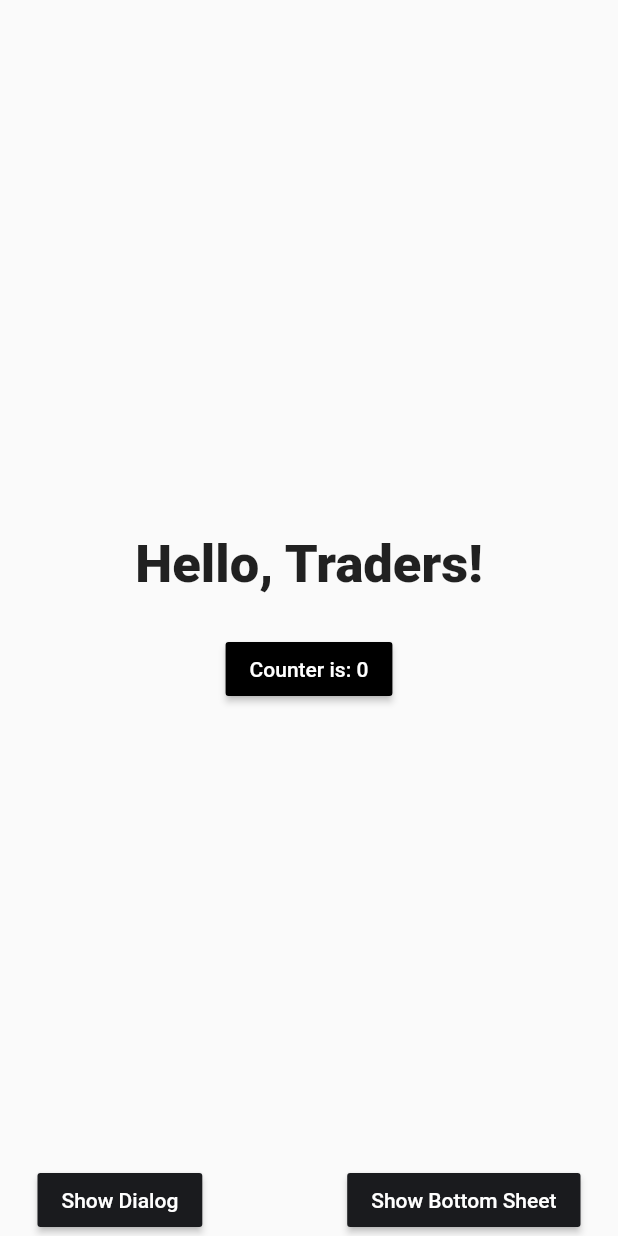
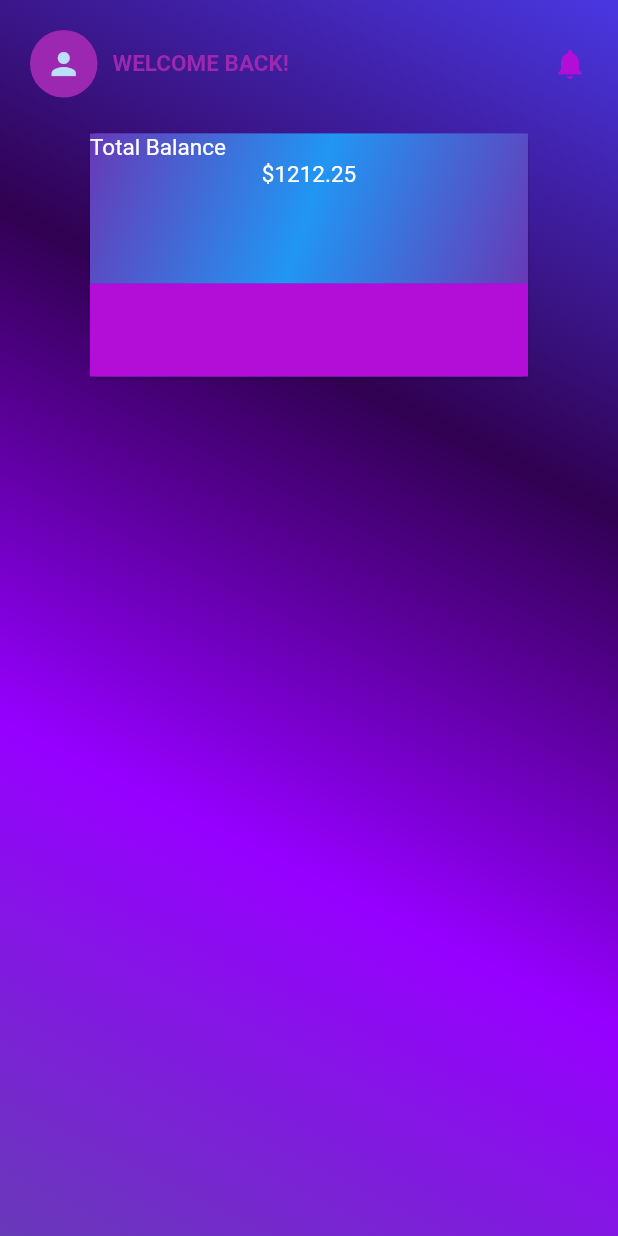
Before and after one commit to atifkhan-khan/Flutter-Trading-, a Flutter app: the screen it shows after launch, on a phone screen of 412 x 824 dp. Run offline on Flutter 3.47's test engine with Material 2 defaults, Android fonts, the phone set to English and light mode, and no system bars; our stand-ins replace stacked, stacked_services, stacked_shared.

Commit message:
splash screen UI, some work in main screen UI,

```diff
--- a/lib/main.dart
+++ b/lib/main.dart
@@ -19,6 +19,7 @@ class MainApp extends StatelessWidget {
   @override
   Widget build(BuildContext context) {
     return MaterialApp(
+      debugShowCheckedModeBanner: false,
       initialRoute: Routes.startupView,
       onGenerateRoute: StackedRouter().onGenerateRoute,
       navigatorKey: StackedService.navigatorKey,
--- a/lib/ui/common/app_colors.dart
+++ b/lib/ui/common/app_colors.dart
@@ -6,4 +6,7 @@ const Color kcDarkGreyColor = Color(0xFF1A1B1E);
 const Color kcMediumGrey = Color(0xFF474A54);
 const Color kcLightGrey = Color.fromARGB(255, 187, 187, 187);
 const Color kcVeryLightGrey = Color(0xFFE3E3E3);
+const Color kcBlueDark = Color(0xFF0E1E6B);
+const Color kcPurpleDark = Color(0xFFB20ED7);
+const Color kcCard = Color(0xFF4A37E1);
 const Color kcBackgroundColor = kcDarkGreyColor;
--- a/lib/ui/views/home/home_view.dart
+++ b/lib/ui/views/home/home_view.dart
@@ -16,63 +16,89 @@ class HomeView extends StackedView<HomeViewModel> {
   ) {
     return Scaffold(
       body: SafeArea(
-        child: Padding(
-          padding: const EdgeInsets.symmetric(horizontal: 25.0),
         child: Center(
+          child: Container(
+            height: screenHeight(context),
+            width: screenWidth(context),
+              decoration: BoxDecoration(
+                  gradient: LinearGradient(
+                    begin: Alignment.topRight,
+                    end: Alignment.bottomLeft,
+                    colors: [
+                      kcCard,
+                      kcPrimaryColorDark,
+                      kcPrimaryColor,
+                      Colors.deepPurple,
+                    ],
+                  )
+              ),
             child: Column(
-              mainAxisSize: MainAxisSize.max,
+              children: [
+                Padding(
+                  padding: const EdgeInsets.all(20.0),
+                  child: Row(
                     mainAxisAlignment: MainAxisAlignment.spaceBetween,
                     children: [
+                      Row(
+                        children: [
+                          SizedBox( width: 45,height: 45,child: CircleAvatar(child: Icon(Icons.person),backgroundColor: Colors.purple,)),
+                          horizontalSpaceSmall,
+                          Text('WELCOME BACK!',style: TextStyle(fontSize: 15,fontWeight: FontWeight.bold,color: Colors.purple),),
+                        ],
+                      ),
 
-                verticalSpaceLarge,
-                Column(
-                  children: [
-                    const Text(
-                      'Hello, Traders!',
-                      style: TextStyle(
-                        fontSize: 35,
-                        fontWeight: FontWeight.w900,
+                      Icon(Icons.notifications,color: kcPurpleDark,)
+                    ],
                   ),
                 ),
-                    verticalSpaceMedium,
-                    MaterialButton(
-                      color: Colors.black,
-                      onPressed: viewModel.incrementCounter,
-                      child: Text(
-                        viewModel.counterLabel,
-                        style: const TextStyle(color: Colors.white),
+                Container(
+                  decoration: BoxDecoration(
+                    borderRadius: BorderRadius.all(Radius.circular(8))
                   ),
+                  height: 170,
+                  width: 300,
+                  child: Card(
+                    color: kcCard,
+                    child: Column(
+                      children: [
+                        Container(
+                          decoration: BoxDecoration(
+                              gradient: LinearGradient(
+                                begin: Alignment.topLeft,
+                                end: Alignment.bottomRight,
+                                colors: [
+                                  Colors.deepPurple,
+                                  Colors.blue,
+                                  Colors.deepPurple,
+                                ],
+                              )
                           ),
+                          height: 100,
+                          child: Column(
+                            children: [
+                              Row(
+                                children: [
+                                  Text("Total Balance",style: TextStyle(fontSize: 15,color: Colors.white),),
+
                                 ],
                               ),
-                Row(
-                  mainAxisAlignment: MainAxisAlignment.spaceBetween,
-                  children: [
-                    MaterialButton(
-                      color: kcDarkGreyColor,
-                      onPressed: viewModel.showDialog,
-                      child: const Text(
-                        'Show Dialog',
-                        style: TextStyle(
-                          color: Colors.white,
+                              Text('\$1212.25',style: TextStyle(fontSize: 15,color: Colors.white),)
+
+                            ],
                           ),
+
                         ),
-                    ),
-                    MaterialButton(
-                      color: kcDarkGreyColor,
-                      onPressed: viewModel.showBottomSheet,
-                      child: const Text(
-                        'Show Bottom Sheet',
-                        style: TextStyle(
-                          color: Colors.white,
-                        ),
-                      ),
-                    ),
-                  ],
+                        Container(
+                          height: 62,
+                          color: kcPurpleDark,
                         )
                       ],
                     ),
                   ),
+                )
+              ],
+            ),
+          )
         ),
       ),
     );
--- a/lib/ui/views/startup/startup_view.dart
+++ b/lib/ui/views/startup/startup_view.dart
@@ -14,31 +14,36 @@ class StartupView extends StackedView<StartupViewModel> {
     StartupViewModel viewModel,
     Widget? child,
   ) {
-    return const Scaffold(
+    return  Scaffold(
       body: Center(
-        child: Column(
-          mainAxisSize: MainAxisSize.min,
-          children: [
-            Text(
-              'STACKED',
-              style: TextStyle(fontSize: 40, fontWeight: FontWeight.w900),
-            ),
-            Row(
-              mainAxisSize: MainAxisSize.min,
-              children: [
-                Text('Loading ...', style: TextStyle(fontSize: 16)),
-                horizontalSpaceSmall,
-                SizedBox(
-                  width: 16,
-                  height: 16,
-                  child: CircularProgressIndicator(
-                    color: Colors.black,
-                    strokeWidth: 6,
-                  ),
-                )
-              ],
-            ),
-          ],
+        child: Container(
+          width: screenWidth(context),
+          height: screenHeight(context),
+          decoration: BoxDecoration(
+              gradient: LinearGradient(
+                begin: Alignment.topRight,
+                end: Alignment.bottomLeft,
+                colors: [
+                  Colors.deepPurple,
+                  Colors.blue,
+                  Colors.blueAccent,
+                  Colors.deepPurple,
+                ],
+              )
+          ),
+          child: Column(
+            mainAxisAlignment: MainAxisAlignment.center,
+            children: [
+              Container(
+                width: screenWidth(context)/2,
+                  height: 150,
+                  child: Image(image:AssetImage('assets/coins.png')),),
+              verticalSpaceMedium,
+              Text("BITIFY",style: TextStyle(fontSize: 18,fontWeight: FontWeight.bold,color: Colors.white),),
+              verticalSpaceMedium,
+              Text("The most trusted and secure wallet",style: TextStyle(fontSize: 18,fontWeight: FontWeight.bold,color: Colors.white),)
+            ],
+          ),
         ),
       ),
     );
@@ -54,3 +59,25 @@ class StartupView extends StackedView<StartupViewModel> {
   void onViewModelReady(StartupViewModel viewModel) => SchedulerBinding.instance
       .addPostFrameCallback((timeStamp) => viewModel.runStartupLogic());
 }
+
+
+
+/*  Text(
+  'STACKED',
+  style: TextStyle(fontSize: 40, fontWeight: FontWeight.w900),
+  ),
+  Row(
+  mainAxisSize: MainAxisSize.min,
+  children: [
+  Text('Loading ...', style: TextStyle(fontSize: 16)),
+  horizontalSpaceSmall,
+  SizedBox(
+  width: 16,
+  height: 16,
+  child: CircularProgressIndicator(
+  color: Colors.black,
+  strokeWidth: 6,
+  ),
+  )
+  ],
+  ),*/
--- a/pubspec.yaml
+++ b/pubspec.yaml
@@ -22,3 +22,6 @@ dev_dependencies:
 
 flutter:
   uses-material-design: true
+
+  assets:
+    - assets/coins.png
```
Also changed, not shown: assets/coins.png (added). Lines whose indentation alone changed are shown as unchanged.
